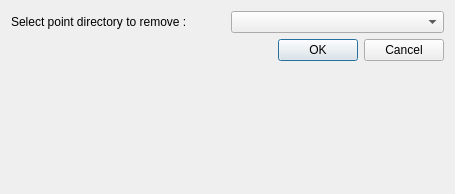
First picture: the form in molonaviz/dialogremovepoint.ui, repository SandraClodion/projet_molonaviz, before the edit.
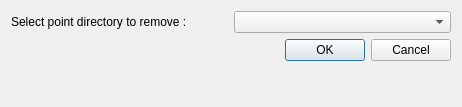
Second picture: the form after the edit.

```diff
--- a/molonaviz/dialogremovepoint.ui
+++ b/molonaviz/dialogremovepoint.ui
@@ -9,8 +9,8 @@
    <rect>
     <x>0</x>
     <y>0</y>
-    <width>455</width>
-    <height>194</height>
+    <width>462</width>
+    <height>107</height>
    </rect>
   </property>
   <property name="windowTitle">
```
